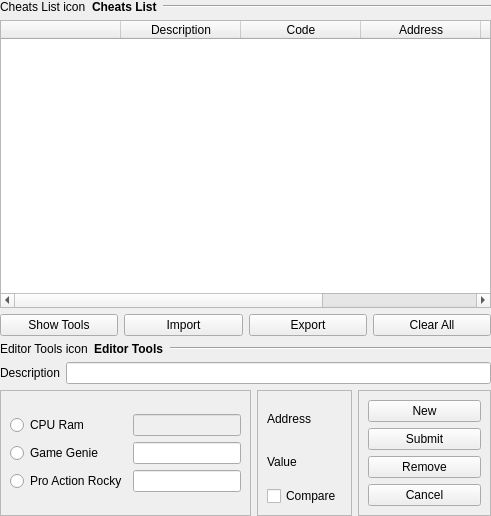
Above: src/gui/designer/wdgCheatsEditor.ui from punesemu/puNES before the change. Below: the same form after it.
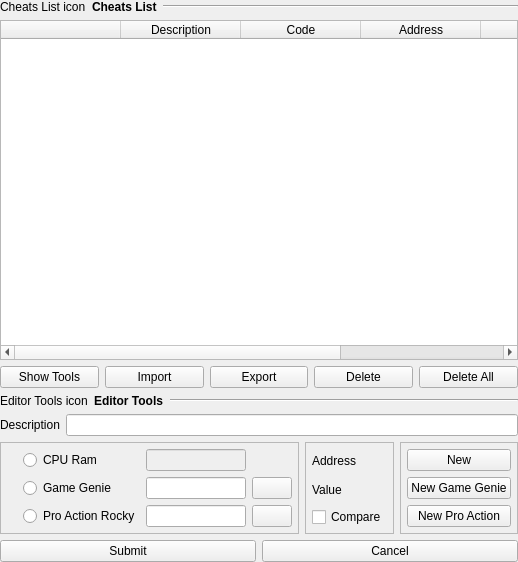
That is the form after the change. Icons and pictures are not drawn.

Commit message: Rewritten the cheat editor to make it easier and more manageable.

The edit to the form file:
```diff
--- a/src/gui/designer/wdgCheatsEditor.ui
+++ b/src/gui/designer/wdgCheatsEditor.ui
@@ -6,8 +6,8 @@
    <rect>
     <x>0</x>
     <y>0</y>
-    <width>491</width>
-    <height>516</height>
+    <width>518</width>
+    <height>562</height>
    </rect>
   </property>
   <property name="focusPolicy">
@@ -190,9 +190,30 @@
          </widget>
         </item>
         <item>
-         <widget class="QPushButton" name="pushButton_Clear_All_Cheats">
+         <widget class="QPushButton" name="pushButton_Delete_Cheat">
+          <property name="sizePolicy">
+           <sizepolicy hsizetype="Preferred" vsizetype="Fixed">
+            <horstretch>0</horstretch>
+            <verstretch>0</verstretch>
+           </sizepolicy>
+          </property>
           <property name="text">
-           <string>Clear All</string>
+           <string>Delete</string>
+          </property>
+          <property name="icon">
+           <iconset resource="resources.qrc">
+            <normaloff>:/icon/icons/trash.svg</normaloff>:/icon/icons/trash.svg</iconset>
+          </property>
+         </widget>
+        </item>
+        <item>
+         <widget class="QPushButton" name="pushButton_Delete_All_Cheats">
+          <property name="text">
+           <string>Delete All</string>
+          </property>
+          <property name="icon">
+           <iconset resource="resources.qrc">
+            <normaloff>:/icon/icons/trash.svg</normaloff>:/icon/icons/trash.svg</iconset>
           </property>
          </widget>
         </item>
@@ -254,22 +275,57 @@
        </layout>
       </item>
       <item>
-       <layout class="QHBoxLayout" name="horizontalLayout_Description">
-        <item>
-         <widget class="QLabel" name="label_Description">
-          <property name="text">
-           <string>Description</string>
+       <layout class="QGridLayout" name="gridLayout">
+        <item row="1" column="1">
+         <widget class="QFrame" name="frame_Raw_Value">
+          <property name="frameShape">
+           <enum>QFrame::StyledPanel</enum>
           </property>
+          <property name="frameShadow">
+           <enum>QFrame::Sunken</enum>
+          </property>
+          <layout class="QVBoxLayout" name="verticalLayout_frame_Raw_Value">
+           <property name="leftMargin">
+            <number>6</number>
+           </property>
+           <property name="topMargin">
+            <number>6</number>
+           </property>
+           <property name="rightMargin">
+            <number>6</number>
+           </property>
+           <property name="bottomMargin">
+            <number>6</number>
+           </property>
+           <item>
+            <layout class="QGridLayout" name="gridLayout_Raw_Value">
+             <item row="2" column="0">
+              <widget class="QCheckBox" name="checkBox_Compare">
+               <property name="text">
+                <string>Compare</string>
+               </property>
+              </widget>
+             </item>
+             <item row="1" column="0">
+              <widget class="QLabel" name="label_Value">
+               <property name="text">
+                <string>Value</string>
+               </property>
+              </widget>
+             </item>
+             <item row="0" column="0">
+              <widget class="QLabel" name="label_Address">
+               <property name="text">
+                <string>Address</string>
+               </property>
+              </widget>
+             </item>
+            </layout>
+           </item>
+          </layout>
          </widget>
         </item>
-        <item>
-         <widget class="QLineEdit" name="lineEdit_Description"/>
-        </item>
-       </layout>
-      </item>
-      <item>
-       <layout class="QHBoxLayout" name="horizontalLayout_Edit_Options">
-        <item>
+        <item row="1" column="0">
          <widget class="QFrame" name="frame_Type_Cheat">
           <property name="frameShape">
            <enum>QFrame::StyledPanel</enum>
@@ -278,16 +334,74 @@
            <enum>QFrame::Sunken</enum>
           </property>
           <layout class="QVBoxLayout" name="verticalLayout_frame_Type_Cheat">
+           <property name="leftMargin">
+            <number>6</number>
+           </property>
+           <property name="topMargin">
+            <number>6</number>
+           </property>
+           <property name="rightMargin">
+            <number>6</number>
+           </property>
+           <property name="bottomMargin">
+            <number>6</number>
+           </property>
            <item>
             <layout class="QGridLayout" name="gridLayout_Type_Cheat">
-             <item row="0" column="0">
+             <item row="2" column="0">
+              <widget class="QLabel" name="label_color_ProAR">
+               <property name="minimumSize">
+                <size>
+                 <width>10</width>
+                 <height>0</height>
+                </size>
+               </property>
+               <property name="text">
+                <string notr="true"/>
+               </property>
+              </widget>
+             </item>
+             <item row="0" column="1">
               <widget class="QRadioButton" name="radioButton_CPU_Ram">
                <property name="text">
                 <string>CPU Ram</string>
                </property>
               </widget>
              </item>
-             <item row="2" column="1">
+             <item row="1" column="2">
+              <widget class="QLineEdit" name="lineEdit_GG">
+               <property name="sizePolicy">
+                <sizepolicy hsizetype="Preferred" vsizetype="Fixed">
+                 <horstretch>0</horstretch>
+                 <verstretch>0</verstretch>
+                </sizepolicy>
+               </property>
+               <property name="maxLength">
+                <number>8</number>
+               </property>
+              </widget>
+             </item>
+             <item row="0" column="0">
+              <widget class="QLabel" name="label_color_CPU_Ram">
+               <property name="minimumSize">
+                <size>
+                 <width>10</width>
+                 <height>0</height>
+                </size>
+               </property>
+               <property name="text">
+                <string notr="true"/>
+               </property>
+              </widget>
+             </item>
+             <item row="1" column="1">
+              <widget class="QRadioButton" name="radioButton_GG">
+               <property name="text">
+                <string>Game Genie</string>
+               </property>
+              </widget>
+             </item>
+             <item row="2" column="2">
               <widget class="QLineEdit" name="lineEdit_ProAR">
                <property name="sizePolicy">
                 <sizepolicy hsizetype="Preferred" vsizetype="Fixed">
@@ -300,35 +414,15 @@
                </property>
               </widget>
              </item>
-             <item row="2" column="0">
+             <item row="2" column="1">
               <widget class="QRadioButton" name="radioButton_ProAR">
                <property name="text">
                 <string>Pro Action Rocky</string>
                </property>
               </widget>
              </item>
-             <item row="1" column="0">
-              <widget class="QRadioButton" name="radioButton_GG">
-               <property name="text">
-                <string>Game Genie</string>
-               </property>
-              </widget>
-             </item>
-             <item row="1" column="1">
-              <widget class="QLineEdit" name="lineEdit_GG">
-               <property name="sizePolicy">
-                <sizepolicy hsizetype="Preferred" vsizetype="Fixed">
-                 <horstretch>0</horstretch>
-                 <verstretch>0</verstretch>
-                </sizepolicy>
-               </property>
-               <property name="maxLength">
-                <number>8</number>
-               </property>
-              </widget>
-             </item>
-             <item row="0" column="1">
-              <widget class="QLineEdit" name="lineEdit_Ram">
+             <item row="0" column="2">
+              <widget class="QLineEdit" name="lineEdit_CPU_Ram">
                <property name="enabled">
                 <bool>false</bool>
                </property>
@@ -349,40 +443,56 @@
                </property>
               </widget>
              </item>
-            </layout>
-           </item>
-          </layout>
-         </widget>
-        </item>
-        <item>
-         <widget class="QFrame" name="frame_Raw_Value">
-          <property name="frameShape">
-           <enum>QFrame::StyledPanel</enum>
-          </property>
-          <property name="frameShadow">
-           <enum>QFrame::Sunken</enum>
-          </property>
-          <layout class="QVBoxLayout" name="verticalLayout_frame_Raw_Value">
-           <item>
-            <layout class="QGridLayout" name="gridLayout_Raw_Value">
-             <item row="2" column="0">
-              <widget class="QCheckBox" name="checkBox_Compare">
-               <property name="text">
-                <string>Compare</string>
-               </property>
-              </widget>
-             </item>
              <item row="1" column="0">
-              <widget class="QLabel" name="label_Value">
+              <widget class="QLabel" name="label_color_GG">
+               <property name="minimumSize">
+                <size>
+                 <width>10</width>
+                 <height>0</height>
+                </size>
+               </property>
                <property name="text">
-                <string>Value</string>
+                <string notr="true"/>
                </property>
               </widget>
              </item>
-             <item row="0" column="0">
-              <widget class="QLabel" name="label_Address">
+             <item row="1" column="3">
+              <widget class="QPushButton" name="pushButton_Copy_GG">
+               <property name="sizePolicy">
+                <sizepolicy hsizetype="Fixed" vsizetype="Fixed">
+                 <horstretch>0</horstretch>
+                 <verstretch>0</verstretch>
+                </sizepolicy>
+               </property>
+               <property name="toolTip">
+                <string>Copy</string>
+               </property>
                <property name="text">
-                <string>Address</string>
+                <string notr="true"/>
+               </property>
+               <property name="icon">
+                <iconset resource="resources.qrc">
+                 <normaloff>:/icon/icons/copy.svg</normaloff>:/icon/icons/copy.svg</iconset>
+               </property>
+              </widget>
+             </item>
+             <item row="2" column="3">
+              <widget class="QPushButton" name="pushButton_Copy_ProAR">
+               <property name="sizePolicy">
+                <sizepolicy hsizetype="Fixed" vsizetype="Fixed">
+                 <horstretch>0</horstretch>
+                 <verstretch>0</verstretch>
+                </sizepolicy>
+               </property>
+               <property name="toolTip">
+                <string>Copy</string>
+               </property>
+               <property name="text">
+                <string notr="true"/>
+               </property>
+               <property name="icon">
+                <iconset resource="resources.qrc">
+                 <normaloff>:/icon/icons/copy.svg</normaloff>:/icon/icons/copy.svg</iconset>
                </property>
               </widget>
              </item>
@@ -391,7 +501,7 @@
           </layout>
          </widget>
         </item>
-        <item>
+        <item row="1" column="2">
          <widget class="QFrame" name="frame_Buttons">
           <property name="sizePolicy">
            <sizepolicy hsizetype="Expanding" vsizetype="Preferred">
@@ -406,10 +516,22 @@
            <enum>QFrame::Sunken</enum>
           </property>
           <layout class="QVBoxLayout" name="verticalLayout_frame_Buttons">
+           <property name="leftMargin">
+            <number>6</number>
+           </property>
+           <property name="topMargin">
+            <number>6</number>
+           </property>
+           <property name="rightMargin">
+            <number>6</number>
+           </property>
+           <property name="bottomMargin">
+            <number>6</number>
+           </property>
            <item>
             <layout class="QGridLayout" name="gridLayout_Edit_Buttons">
              <item row="1" column="0">
-              <widget class="QPushButton" name="pushButton_Submit_Cheat">
+              <widget class="QPushButton" name="pushButton_New_Cheat_GG">
                <property name="sizePolicy">
                 <sizepolicy hsizetype="Preferred" vsizetype="Fixed">
                  <horstretch>0</horstretch>
@@ -417,7 +539,20 @@
                 </sizepolicy>
                </property>
                <property name="text">
-                <string>Submit</string>
+                <string>New Game Genie</string>
+               </property>
+              </widget>
+             </item>
+             <item row="2" column="0">
+              <widget class="QPushButton" name="pushButton_New_Cheat_ProAR">
+               <property name="sizePolicy">
+                <sizepolicy hsizetype="Preferred" vsizetype="Fixed">
+                 <horstretch>0</horstretch>
+                 <verstretch>0</verstretch>
+                </sizepolicy>
+               </property>
+               <property name="text">
+                <string>New Pro Action</string>
                </property>
               </widget>
              </item>
@@ -434,37 +569,63 @@
                </property>
               </widget>
              </item>
-             <item row="2" column="0">
-              <widget class="QPushButton" name="pushButton_Remove_Cheat">
-               <property name="sizePolicy">
-                <sizepolicy hsizetype="Preferred" vsizetype="Fixed">
-                 <horstretch>0</horstretch>
-                 <verstretch>0</verstretch>
-                </sizepolicy>
-               </property>
-               <property name="text">
-                <string>Remove</string>
-               </property>
-              </widget>
-             </item>
-             <item row="3" column="0">
-              <widget class="QPushButton" name="pushButton_Cancel_Cheat">
-               <property name="sizePolicy">
-                <sizepolicy hsizetype="Preferred" vsizetype="Fixed">
-                 <horstretch>0</horstretch>
-                 <verstretch>0</verstretch>
-                </sizepolicy>
-               </property>
-               <property name="text">
-                <string>Cancel</string>
-               </property>
-              </widget>
-             </item>
             </layout>
            </item>
           </layout>
          </widget>
         </item>
+        <item row="0" column="0" colspan="3">
+         <layout class="QHBoxLayout" name="horizontalLayout_Description">
+          <item>
+           <widget class="QLabel" name="label_Description">
+            <property name="text">
+             <string>Description</string>
+            </property>
+           </widget>
+          </item>
+          <item>
+           <widget class="QLineEdit" name="lineEdit_Description"/>
+          </item>
+         </layout>
+        </item>
+        <item row="2" column="0" colspan="3">
+         <layout class="QHBoxLayout" name="horizontalLayout_Submit_Cancel">
+          <item>
+           <widget class="QPushButton" name="pushButton_Submit_Cheat">
+            <property name="sizePolicy">
+             <sizepolicy hsizetype="Preferred" vsizetype="Fixed">
+              <horstretch>0</horstretch>
+              <verstretch>0</verstretch>
+             </sizepolicy>
+            </property>
+            <property name="text">
+             <string>Submit</string>
+            </property>
+            <property name="icon">
+             <iconset resource="resources.qrc">
+              <normaloff>:/icon/icons/pencil.svg</normaloff>:/icon/icons/pencil.svg</iconset>
+            </property>
+           </widget>
+          </item>
+          <item>
+           <widget class="QPushButton" name="pushButton_Cancel_Cheat">
+            <property name="sizePolicy">
+             <sizepolicy hsizetype="Preferred" vsizetype="Fixed">
+              <horstretch>0</horstretch>
+              <verstretch>0</verstretch>
+             </sizepolicy>
+            </property>
+            <property name="text">
+             <string>Cancel</string>
+            </property>
+            <property name="icon">
+             <iconset resource="resources.qrc">
+              <normaloff>:/icon/icons/undo.svg</normaloff>:/icon/icons/undo.svg</iconset>
+            </property>
+           </widget>
+          </item>
+         </layout>
+        </item>
        </layout>
       </item>
      </layout>
```
Left out of the diff: 24 changed lines with no effect on the pictures. The commit also changes 14 other files.
